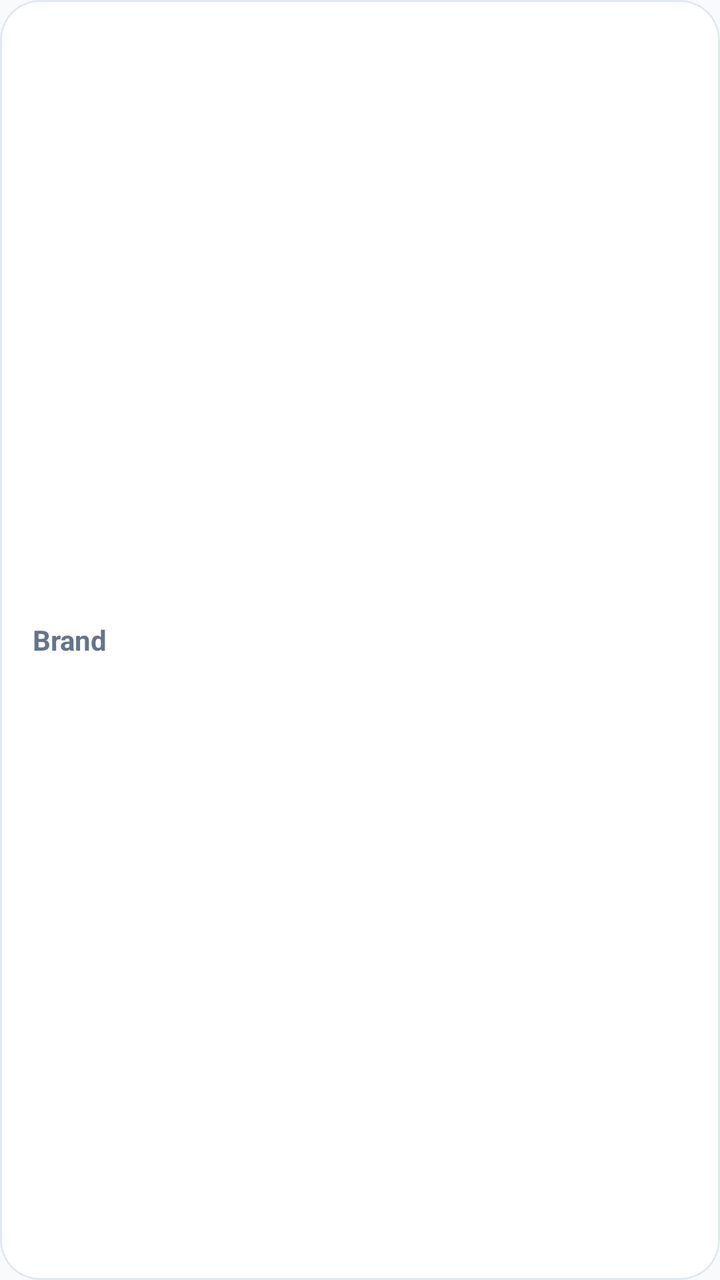
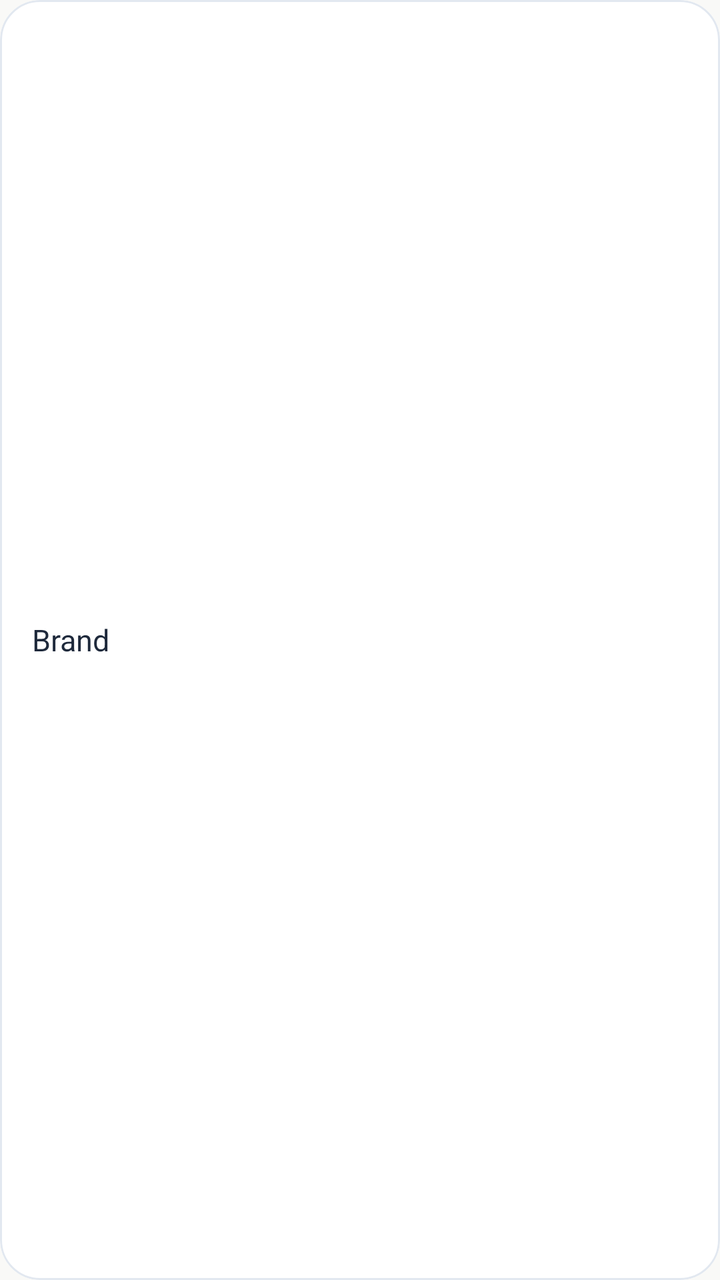

Screens rendered from an Android XML layout before and after an edit, with the pre-edit source and the edit as a unified diff.
<!-- AndroidManifest.xml: application theme Theme.BeckieDealApp -->
<!-- res/layout/item_brand_chip.xml -->
﻿<?xml version="1.0" encoding="utf-8"?>
<com.google.android.material.card.MaterialCardView xmlns:android="http://schemas.android.com/apk/res/android"
    xmlns:app="http://schemas.android.com/apk/res-auto"
    android:layout_width="wrap_content"
    android:layout_height="36dp"
    android:layout_marginEnd="8dp"
    app:cardCornerRadius="@dimen/chip_pill_radius"
    app:cardElevation="0dp"
    app:cardBackgroundColor="@color/surface"
    app:strokeWidth="@dimen/chip_stroke_width"
    app:strokeColor="@color/border_color"
    android:clickable="true"
    android:focusable="true">

    <TextView
        android:id="@+id/chipText"
        android:layout_width="wrap_content"
        android:layout_height="match_parent"
        android:gravity="center"
        android:paddingHorizontal="16dp"
        android:text="Brand"
        android:textColor="@color/text_secondary"
        android:textSize="@dimen/text_size_body"
        android:textStyle="bold" />

</com.google.android.material.card.MaterialCardView>
<!-- resources referenced by this layout -->
<resources>
  <dimen name="text_size_body">13sp</dimen>
  <style name="Base.Theme.BeckieDealApp" parent="Theme.Material3.DayNight.NoActionBar">
          <item name="colorPrimary">@color/primary</item>
          <item name="colorOnPrimary">@color/on_primary</item>
          <item name="colorPrimaryContainer">@color/primary_container</item>
          <item name="colorOnPrimaryContainer">@color/on_primary_container</item>
          <item name="android:windowBackground">@color/background</item>
          <item name="colorSurface">@color/surface</item>
          <item name="colorOnSurface">@color/on_surface</item>
          
          <item name="bottomNavigationStyle">@style/Widget.App.BottomNavigationView</item>
      </style>
  <style name="Widget.App.Button" parent="Widget.Material3.Button">
          <item name="shapeAppearance">@style/ShapeAppearance.App.Button.Pill</item>
      </style>
  <color name="background">#F8FAFC</color>
  <!-- unchanged entries left out for length: 16 -->
</resources>

<!-- the commit's change to res/layout/item_brand_chip.xml (unified diff, before → after) -->
@@ -19,8 +19,6 @@
         android:gravity="center"
         android:paddingHorizontal="16dp"
         android:text="Brand"
-        android:textColor="@color/text_secondary"
-        android:textSize="@dimen/text_size_body"
-        android:textStyle="bold" />
+        android:textAppearance="@style/TextAppearance.App.CardPrice" />
 
 </com.google.android.material.card.MaterialCardView>
<!-- resource entries referenced after the edit -->
@@ -1,6 +1,12 @@
 <!-- resources referenced by this layout -->
 <resources>
-  <dimen name="text_size_body">13sp</dimen>
+  <style name="TextAppearance.App.CardPrice" parent="TextAppearance.Material3.BodyLarge">
+          <item name="android:fontFamily">@font/synonym_semibold</item>
+          <item name="android:textSize">15sp</item>
+          <item name="android:letterSpacing">0</item>
+          <item name="android:textColor">@color/text_primary</item>
+      </style>
+  <color name="text_primary">#1E293B</color>
   <style name="Base.Theme.BeckieDealApp" parent="Theme.Material3.DayNight.NoActionBar">
           <item name="colorPrimary">@color/primary</item>
           <item name="colorOnPrimary">@color/on_primary</item>
@@ -10,12 +16,81 @@
           <item name="colorSurface">@color/surface</item>
           <item name="colorOnSurface">@color/on_surface</item>
           
+          
+          <item name="textAppearanceHeadlineMedium">@style/TextAppearance.App.ScreenTitle</item>
+          <item name="textAppearanceHeadlineSmall">@style/TextAppearance.App.ProductName</item>
+          <item name="textAppearanceTitleLarge">@style/TextAppearance.App.PriceHero</item>
+          <item name="textAppearanceTitleMedium">@style/TextAppearance.App.SectionHeader</item>
+          <item name="textAppearanceBodyLarge">@style/TextAppearance.App.CardProductName</item>
+          <item name="textAppearanceBodyMedium">@style/TextAppearance.App.Body</item>
+          <item name="textAppearanceBodySmall">@style/TextAppearance.App.Specs</item>
+          <item name="textAppearanceLabelMedium">@style/TextAppearance.App.Label</item>
+          <item name="textAppearanceLabelLarge">@style/TextAppearance.App.Button</item>
+          
           <item name="bottomNavigationStyle">@style/Widget.App.BottomNavigationView</item>
       </style>
   <style name="Widget.App.Button" parent="Widget.Material3.Button">
           <item name="shapeAppearance">@style/ShapeAppearance.App.Button.Pill</item>
+          <item name="android:textAppearance">@style/TextAppearance.App.Button</item>
       </style>
-  <color name="background">#F8FAFC</color>
+  <color name="background">#F9F9F7</color>
+  <style name="TextAppearance.App.ScreenTitle" parent="TextAppearance.Material3.HeadlineMedium">
+          <item name="android:fontFamily">@font/amulya_bold</item>
+          <item name="android:textSize">28sp</item>
+          <item name="android:letterSpacing">-0.02</item>
+          <item name="android:textColor">@color/text_primary</item>
+      </style>
+  <style name="TextAppearance.App.ProductName" parent="TextAppearance.Material3.HeadlineSmall">
+          <item name="android:fontFamily">@font/amulya_bold</item>
+          <item name="android:textSize">24sp</item>
+          <item name="android:letterSpacing">-0.02</item>
+          <item name="android:textColor">@color/text_primary</item>
+      </style>
+  <style name="TextAppearance.App.PriceHero" parent="TextAppearance.Material3.TitleLarge">
+          <item name="android:fontFamily">@font/amulya_bold</item>
+          <item name="android:textSize">22sp</item>
+          <item name="android:letterSpacing">-0.01</item>
+          <item name="android:textColor">@color/text_primary</item>
+      </style>
+  <style name="TextAppearance.App.SectionHeader" parent="TextAppearance.Material3.TitleMedium">
+          <item name="android:fontFamily">@font/amulya_bold</item>
+          <item name="android:textSize">18sp</item>
+          <item name="android:letterSpacing">-0.01</item>
+          <item name="android:textColor">@color/text_primary</item>
+      </style>
+  <style name="TextAppearance.App.CardProductName" parent="TextAppearance.Material3.BodyLarge">
+          <item name="android:fontFamily">@font/synonym_medium</item>
+          <item name="android:textSize">15sp</item>
+          <item name="android:letterSpacing">0</item>
+          <item name="android:textColor">@color/text_primary</item>
+      </style>
+  <style name="TextAppearance.App.Body" parent="TextAppearance.Material3.BodyMedium">
+          <item name="android:fontFamily">@font/synonym_regular</item>
+          <item name="android:textSize">15sp</item>
+          <item name="android:letterSpacing">0</item>
+          <item name="android:lineSpacingMultiplier">1.6</item>
+          <item name="android:textColor">@color/text_secondary</item>
+      </style>
+  <style name="TextAppearance.App.Specs" parent="TextAppearance.Material3.BodySmall">
+          <item name="android:fontFamily">@font/synonym_regular</item>
+          <item name="android:textSize">14sp</item>
+          <item name="android:letterSpacing">0</item>
+          <item name="android:lineSpacingMultiplier">1.5</item>
+          <item name="android:textColor">@color/text_secondary</item>
+      </style>
+  <style name="TextAppearance.App.Label" parent="TextAppearance.Material3.LabelMedium">
+          <item name="android:fontFamily">@font/synonym_medium</item>
+          <item name="android:textSize">12sp</item>
+          <item name="android:letterSpacing">0.04</item>
+          <item name="android:textAllCaps">true</item>
+          <item name="android:textColor">@color/text_secondary</item>
+      </style>
+  <style name="TextAppearance.App.Button" parent="TextAppearance.Material3.LabelLarge">
+          <item name="android:fontFamily">@font/synonym_semibold</item>
+          <item name="android:textSize">15sp</item>
+          <item name="android:letterSpacing">0.01</item>
+          <item name="android:textAllCaps">false</item>
+      </style>
   <!-- unchanged entries left out for length: 16 -->
 </resources>
 
